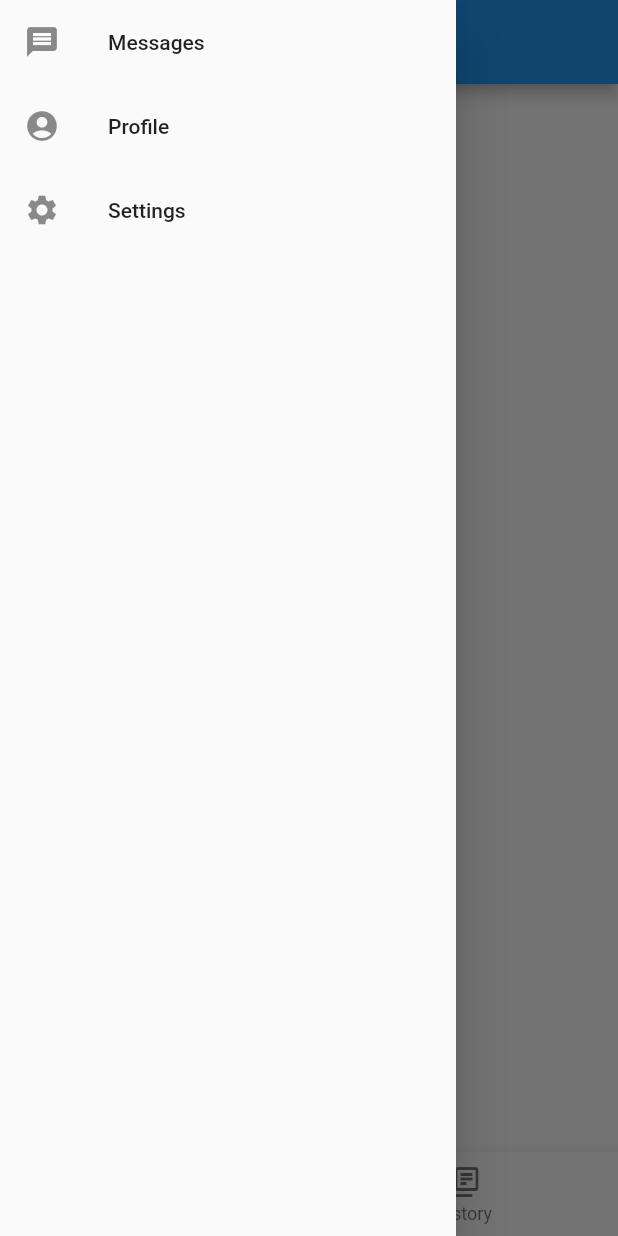
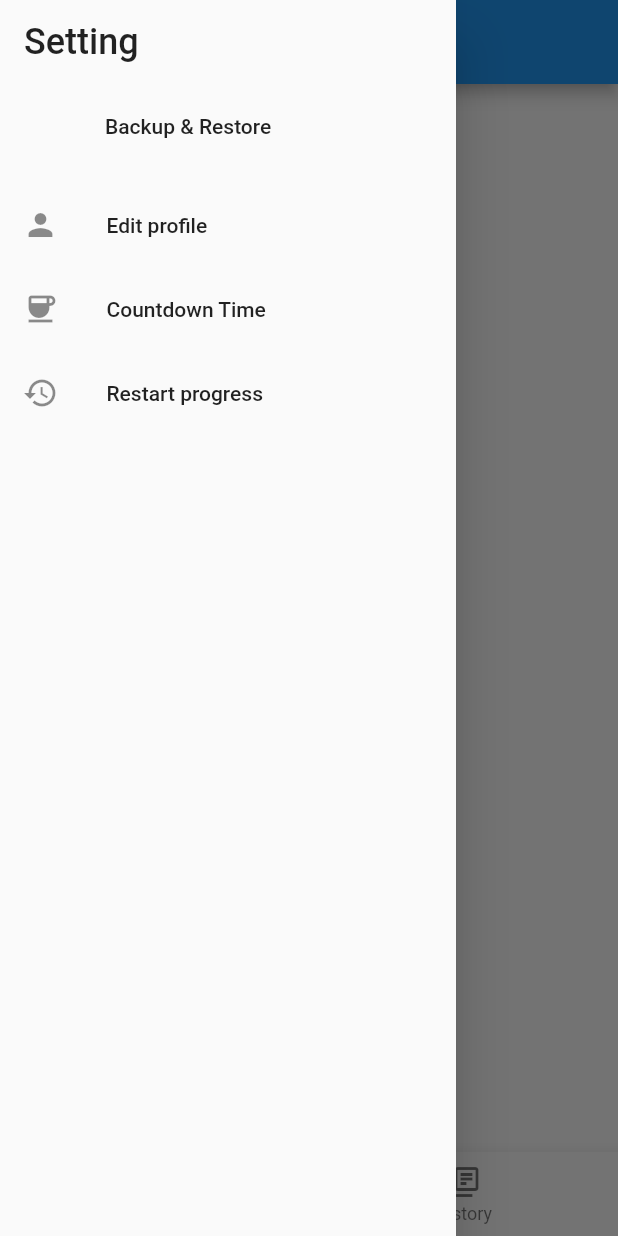
Before and after one commit to Anochar16/Myapp, a Flutter app: the Question4Widget screen opened directly, with the side drawer open, on a phone screen of 412 x 824 dp. Run offline on Flutter 3.47's test engine with Material 2 defaults, Android fonts, the phone set to English and light mode, and no system bars; missing offline and left inert: dart:ffi, dart:html.

Commit message:
commit on main

```diff
--- a/app/lib/questions4.dart
+++ b/app/lib/questions4.dart
@@ -21,16 +21,29 @@ class _Question4WidgetState extends State<Question4Widget> {
         child: ListView(
           children: const <Widget>[
             ListTile(
-              leading: Icon(Icons.message),
-              title: Text('Messages'),
+              title: Text(
+                'Setting',
+                style: TextStyle(fontSize: 24),
+              ),
             ),
             ListTile(
-              leading: Icon(Icons.account_circle),
-              title: Text('Profile'),
+              contentPadding: EdgeInsets.only(left: 70),
+              title: Text('Backup & Restore'),
             ),
             ListTile(
-              leading: Icon(Icons.settings),
-              title: Text('Settings'),
+              contentPadding: EdgeInsets.only(top: 10, left: 15),
+              leading: Icon(Icons.person),
+              title: Text('Edit profile'),
+            ),
+            ListTile(
+              contentPadding: EdgeInsets.only(left: 15),
+              leading: Icon(Icons.coffee),
+              title: Text('Countdown Time'),
+            ),
+            ListTile(
+              contentPadding: EdgeInsets.only(left: 15),
+              leading: Icon(Icons.restore),
+              title: Text('Restart progress'),
             ),
           ],
         ),
```
Also changed, not shown: app/lib/Navigationbar.dart (added).
